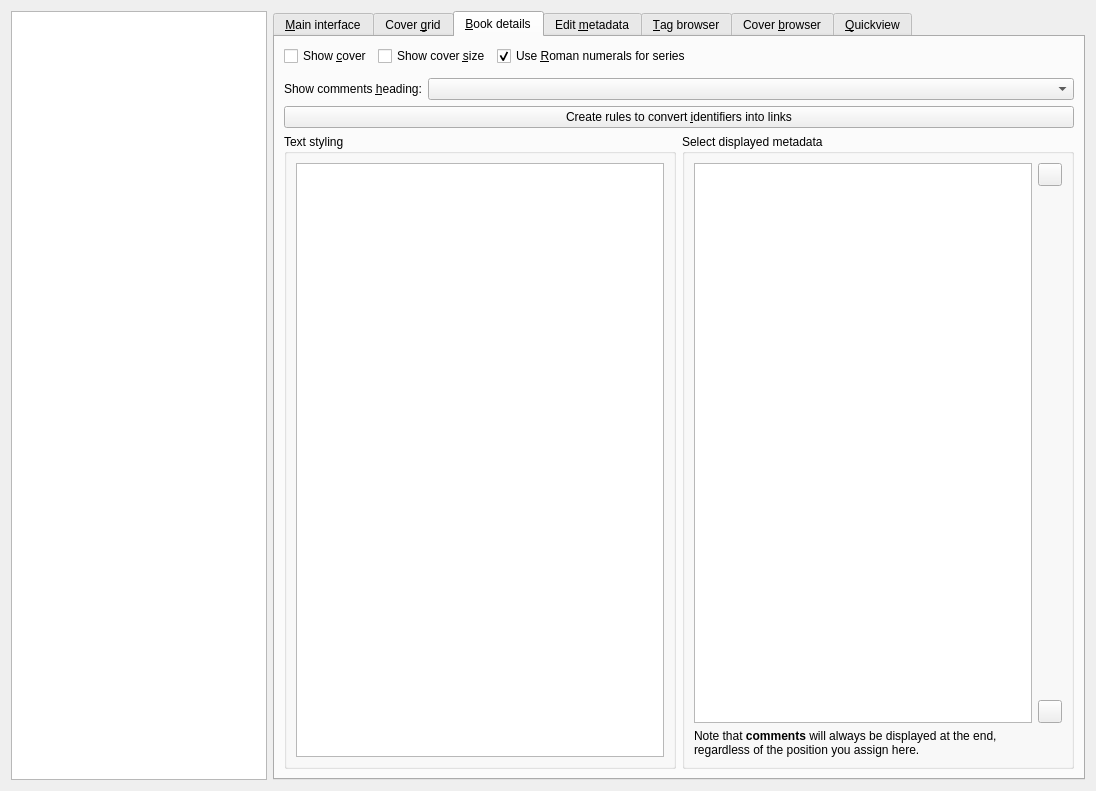
Qt form src/calibre/gui2/preferences/look_feel.ui (kovidgoyal/calibre) before a commit.
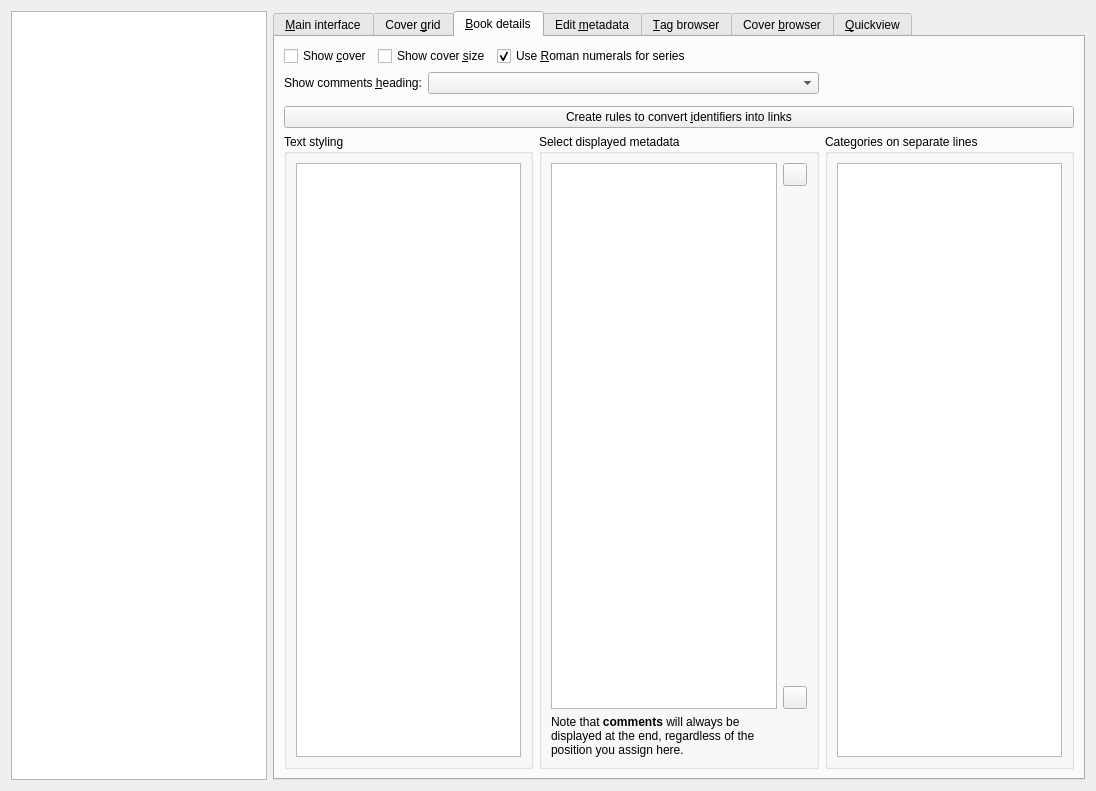
The same form after that commit. The open tabs and pages were chosen to show the change. Icons and pictures are not drawn. Custom widgets are drawn as their Qt base class.

Commit message: Enhancement: in book details, allow displaying is_multiple categories on separate lines. Bug fix: is_multiple composite columns incorrectly depended on a space after the comma.

Patch:
```diff
--- a/src/calibre/gui2/preferences/look_feel.ui
+++ b/src/calibre/gui2/preferences/look_feel.ui
@@ -733,14 +733,14 @@
          </layout>
         </widget>
        </item>
-       <item row="5" column="0" colspan="2">
+       <item row="5" column="0" colspan="3">
         <widget class="QPushButton" name="id_links_button">
          <property name="text">
           <string>Create rules to convert &amp;identifiers into links</string>
          </property>
         </widget>
        </item>
-       <item row="1" column="0" colspan="2">
+       <item row="3" column="0" colspan="3">
         <widget class="QWidget" name="default_author_link_container" native="true">
          <property name="sizePolicy">
           <sizepolicy hsizetype="Preferred" vsizetype="Maximum">
@@ -750,6 +750,25 @@
          </property>
         </widget>
        </item>
+       <item row="6" column="2">
+        <widget class="QGroupBox" name="groupBox3">
+         <property name="title">
+          <string>Categories on separate lines</string>
+         </property>
+         <property name="toolTip">
+          <string>&lt;p&gt;Check the box if you want the category's values displayed on separate lines instead of separated by commas&lt;/p&gt;</string>
+         </property>
+         <layout class="QVBoxLayout" name="vblayout_3">
+          <item>
+           <widget class="QListView" name="bd_vertical_cats">
+            <property name="alternatingRowColors">
+             <bool>true</bool>
+            </property>
+           </widget>
+          </item>
+         </layout>
+        </widget>
+       </item>
        <item row="6" column="1">
         <widget class="QGroupBox" name="groupBox">
          <property name="title">
@@ -811,7 +830,7 @@
          </layout>
         </widget>
        </item>
-       <item row="0" column="0" colspan="2">
+       <item row="0" column="0" colspan="3">
         <layout class="QHBoxLayout">
          <item>
           <widget class="QCheckBox" name="opt_bd_show_cover">
@@ -855,7 +874,7 @@
          </item>
         </layout>
        </item>
-       <item row="4" column="0" colspan="2">
+       <item row="1" column="0" colspan="2">
         <layout class="QHBoxLayout" name="horizontalLayout_2">
          <item>
           <widget class="QLabel" name="label_25">
```
The commit also changes 3 other files.
